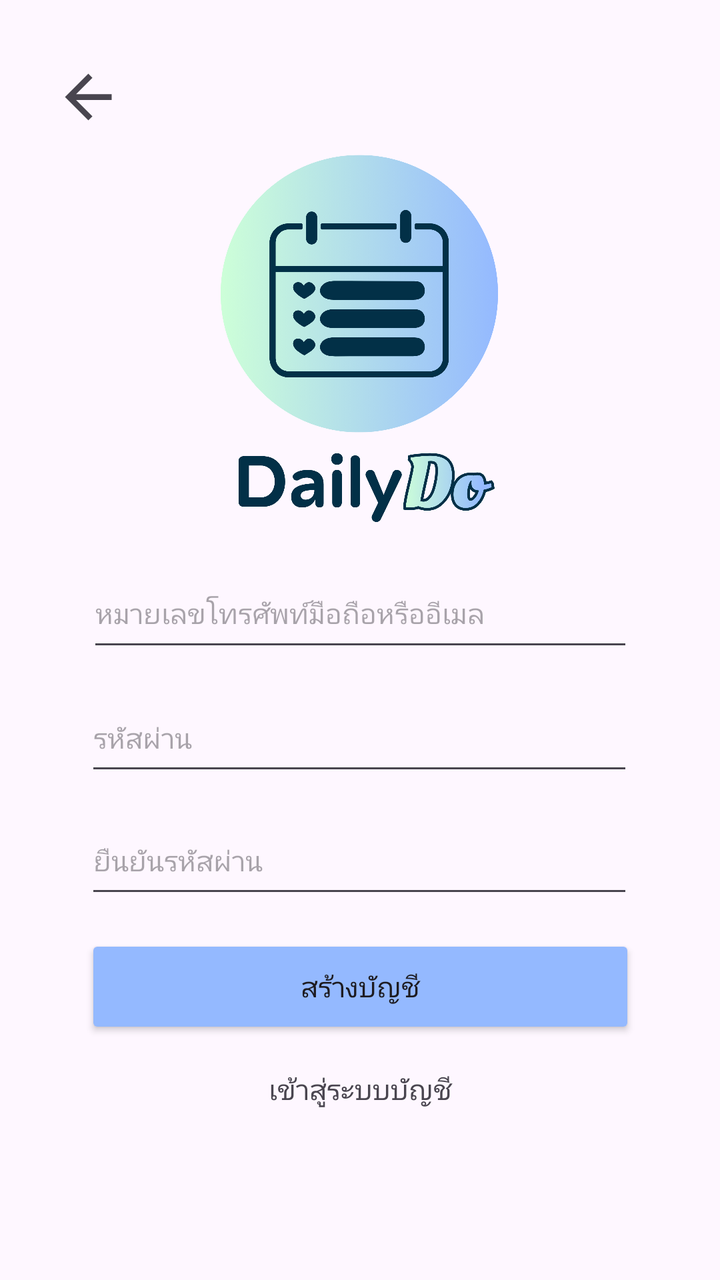
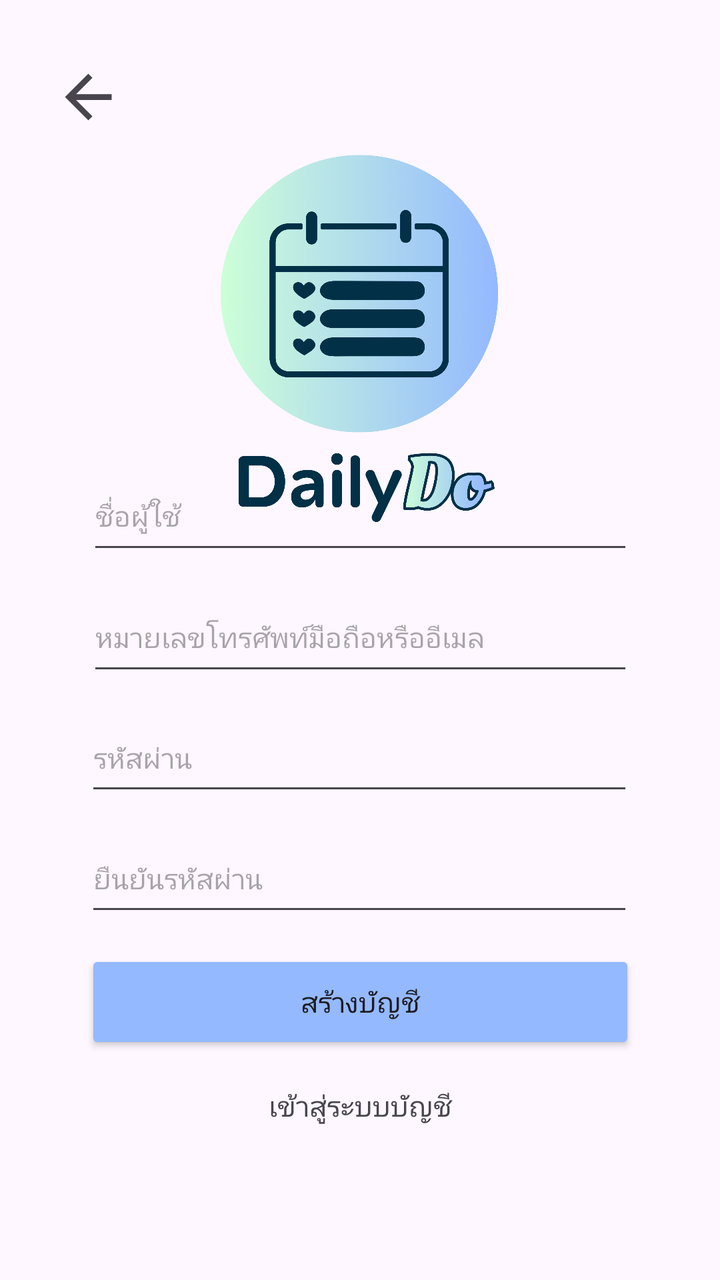

Two renders of the same Android screen: before a commit and after it. Below are the layout's source before the change and the commit's diff.
<!-- AndroidManifest.xml: application theme Theme.Project -->
<!-- res/layout/activity_register.xml -->
<?xml version="1.0" encoding="utf-8"?>
<androidx.constraintlayout.widget.ConstraintLayout xmlns:android="http://schemas.android.com/apk/res/android"
    xmlns:app="http://schemas.android.com/apk/res-auto"
    xmlns:tools="http://schemas.android.com/tools"
    android:id="@+id/main"
    android:layout_width="match_parent"
    android:layout_height="match_parent"
    tools:context=".RegisterActivity">

    <ImageView
        android:id="@+id/rimg_back"
        android:layout_width="39dp"
        android:layout_height="35dp"
        android:backgroundTint="#023047"
        app:layout_constraintBottom_toBottomOf="parent"
        app:layout_constraintEnd_toEndOf="parent"
        app:layout_constraintHorizontal_bias="0.077"
        app:layout_constraintStart_toStartOf="parent"
        app:layout_constraintTop_toTopOf="parent"
        app:layout_constraintVertical_bias="0.051"
        app:srcCompat="?attr/homeAsUpIndicator" />

    <ImageView
        android:id="@+id/img_logo3"
        android:layout_width="236dp"
        android:layout_height="193dp"
        app:layout_constraintBottom_toBottomOf="parent"
        app:layout_constraintEnd_toEndOf="parent"
        app:layout_constraintHorizontal_bias="0.497"
        app:layout_constraintStart_toStartOf="parent"
        app:layout_constraintTop_toTopOf="parent"
        app:layout_constraintVertical_bias="0.167"
        app:srcCompat="@drawable/daily" />

    <EditText
        android:id="@+id/redt_email"
        android:layout_width="273dp"
        android:layout_height="51dp"
        android:ems="10"
        android:hint="หมายเลขโทรศัพท์มือถือหรืออีเมล"
        android:inputType="text"
        android:textSize="14sp"
        app:layout_constraintBottom_toBottomOf="parent"
        app:layout_constraintEnd_toEndOf="parent"
        app:layout_constraintStart_toStartOf="parent"
        app:layout_constraintTop_toTopOf="parent"
        app:layout_constraintVertical_bias="0.475" />

    <EditText
        android:id="@+id/redt_pass"
        android:layout_width="274dp"
        android:layout_height="50dp"
        android:ems="10"
        android:hint="รหัสผ่าน"
        android:inputType="textPassword"
        android:textSize="14sp"
        app:layout_constraintBottom_toBottomOf="parent"
        app:layout_constraintEnd_toEndOf="parent"
        app:layout_constraintHorizontal_bias="0.496"
        app:layout_constraintStart_toStartOf="parent"
        app:layout_constraintTop_toTopOf="parent"
        app:layout_constraintVertical_bias="0.581" />

    <EditText
        android:id="@+id/redt_cPass"
        android:layout_width="274dp"
        android:layout_height="50dp"
        android:ems="10"
        android:hint="ยืนยันรหัสผ่าน"
        android:inputType="textPassword"
        android:textSize="14sp"
        app:layout_constraintBottom_toBottomOf="parent"
        app:layout_constraintEnd_toEndOf="parent"
        app:layout_constraintHorizontal_bias="0.496"
        app:layout_constraintStart_toStartOf="parent"
        app:layout_constraintTop_toTopOf="parent"
        app:layout_constraintVertical_bias="0.685" />

    <Button
        android:id="@+id/rbtn_acc"
        android:layout_width="275dp"
        android:layout_height="52dp"
        android:backgroundTint="#94b9ff"
        android:text="สร้างบัญชี"
        android:textColorLink="#331C1C"
        app:layout_constraintBottom_toBottomOf="parent"
        app:layout_constraintEnd_toEndOf="parent"
        app:layout_constraintStart_toStartOf="parent"
        app:layout_constraintTop_toTopOf="parent"
        app:layout_constraintVertical_bias="0.795" />

    <TextView
        android:id="@+id/txt_signin"
        android:layout_width="275dp"
        android:layout_height="51dp"
        android:gravity="center"
        android:text="เข้าสู่ระบบบัญชี"
        app:layout_constraintBottom_toBottomOf="parent"
        app:layout_constraintEnd_toEndOf="parent"
        app:layout_constraintStart_toStartOf="parent"
        app:layout_constraintTop_toTopOf="parent"
        app:layout_constraintVertical_bias="0.882" />
</androidx.constraintlayout.widget.ConstraintLayout>
<!-- resources referenced by this layout -->
<resources>
  <!-- drawable daily: png bitmap (drawable, 527628 bytes) -->
  <style name="Theme.Project" parent="Base.Theme.Project" />
  <style name="Base.Theme.Project" parent="Theme.Material3.DayNight.NoActionBar">
          
          
      </style>
</resources>

<!-- the commit's change to res/layout/activity_register.xml (unified diff, before → after) -->
@@ -33,6 +33,20 @@
         app:srcCompat="@drawable/daily" />
 
     <EditText
+        android:id="@+id/redt_username"
+        android:layout_width="273dp"
+        android:layout_height="51dp"
+        android:ems="10"
+        android:hint="ชื่อผู้ใช้"
+        android:inputType="textPersonName"
+        android:textSize="14sp"
+        app:layout_constraintBottom_toBottomOf="parent"
+        app:layout_constraintEnd_toEndOf="parent"
+        app:layout_constraintStart_toStartOf="parent"
+        app:layout_constraintTop_toTopOf="parent"
+        app:layout_constraintVertical_bias="0.392" />
+
+    <EditText
         android:id="@+id/redt_email"
         android:layout_width="273dp"
         android:layout_height="51dp"
@@ -44,7 +58,7 @@
         app:layout_constraintEnd_toEndOf="parent"
         app:layout_constraintStart_toStartOf="parent"
         app:layout_constraintTop_toTopOf="parent"
-        app:layout_constraintVertical_bias="0.475" />
+        app:layout_constraintVertical_bias="0.495" />
 
     <EditText
         android:id="@+id/redt_pass"
@@ -59,7 +73,7 @@
         app:layout_constraintHorizontal_bias="0.496"
         app:layout_constraintStart_toStartOf="parent"
         app:layout_constraintTop_toTopOf="parent"
-        app:layout_constraintVertical_bias="0.581" />
+        app:layout_constraintVertical_bias="0.598" />
 
     <EditText
         android:id="@+id/redt_cPass"
@@ -74,7 +88,7 @@
         app:layout_constraintHorizontal_bias="0.496"
         app:layout_constraintStart_toStartOf="parent"
         app:layout_constraintTop_toTopOf="parent"
-        app:layout_constraintVertical_bias="0.685" />
+        app:layout_constraintVertical_bias="0.7" />
 
     <Button
         android:id="@+id/rbtn_acc"
@@ -87,7 +101,7 @@
         app:layout_constraintEnd_toEndOf="parent"
         app:layout_constraintStart_toStartOf="parent"
         app:layout_constraintTop_toTopOf="parent"
-        app:layout_constraintVertical_bias="0.795" />
+        app:layout_constraintVertical_bias="0.808" />
 
     <TextView
         android:id="@+id/txt_signin"
@@ -99,5 +113,5 @@
         app:layout_constraintEnd_toEndOf="parent"
         app:layout_constraintStart_toStartOf="parent"
         app:layout_constraintTop_toTopOf="parent"
-        app:layout_constraintVertical_bias="0.882" />
+        app:layout_constraintVertical_bias="0.896" />
 </androidx.constraintlayout.widget.ConstraintLayout>
